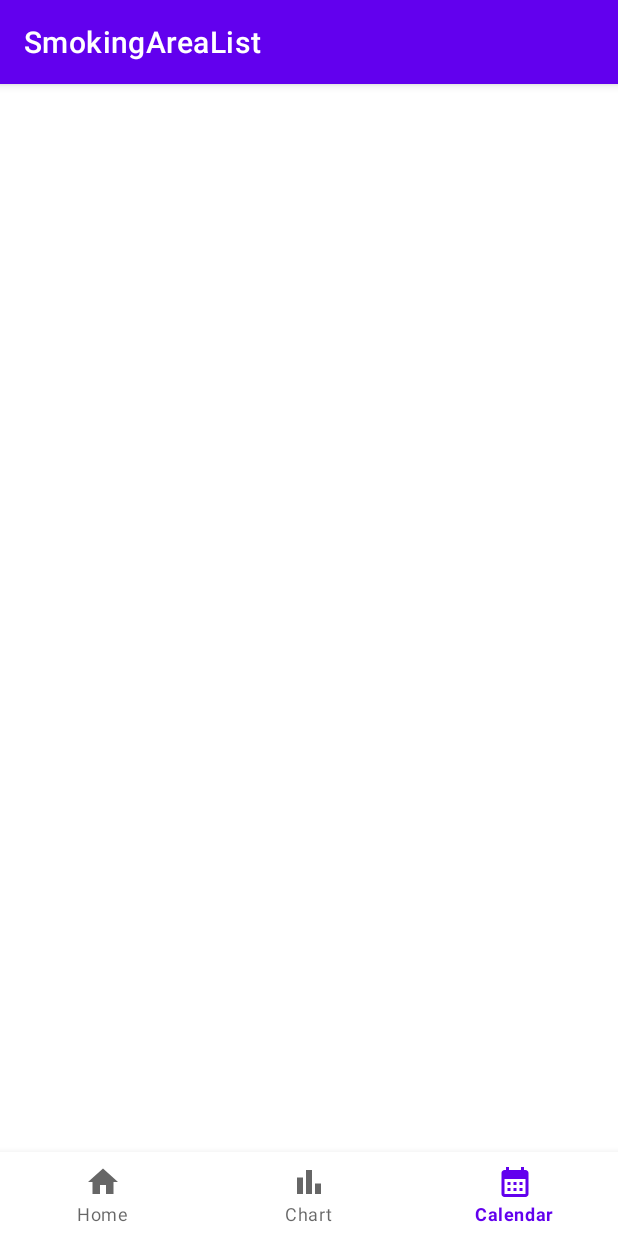
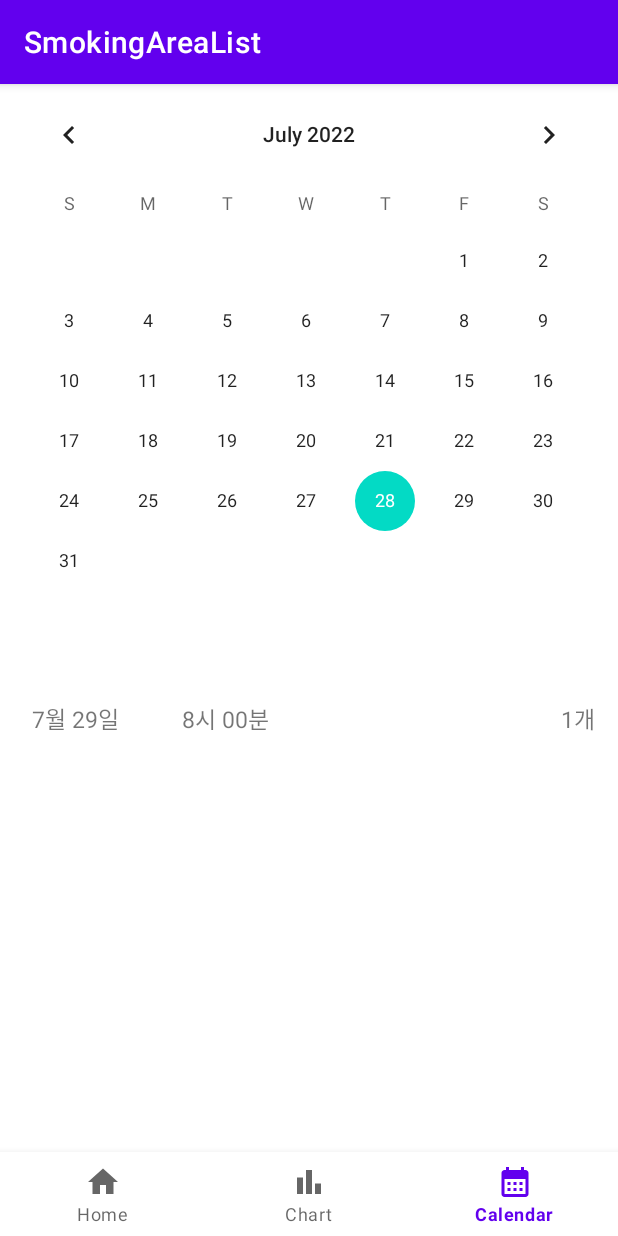
Before and after one commit to LeaKoh/SmokingArea, an Android app: the screen it shows after launch (MainActivity), item 3 of the bottom bar chosen, on a phone screen of 412 x 824 dp. Run offline under Robolectric (Android 15) with nearby library versions, the phone set to English and light mode, and no system bars.

Commit message:
git init

```diff
--- /dev/null
+++ b/app/src/main/java/com/example/smokingarealist/CalendarFragment.java
@@ -0,0 +1,23 @@
+package com.example.smokingarealist;
+
+import android.os.Bundle;
+import android.view.LayoutInflater;
+import android.view.View;
+import android.view.ViewGroup;
+import android.widget.CalendarView;
+import android.widget.TextView;
+
+import androidx.fragment.app.Fragment;
+
+public class CalendarFragment extends Fragment {
+
+    int smoke_quan = 0;
+
+    @Override
+    public View onCreateView(LayoutInflater inflater, ViewGroup container, Bundle savedInstanceState) {
+        View v = inflater.inflate(R.layout.fragment_calendar, container, false);
+
+        CalendarView calendarView = (CalendarView)v.findViewById(R.id.calendar);
+        return v;
+    }
+}
--- /dev/null
+++ b/app/src/main/java/com/example/smokingarealist/ChartFragment.java
@@ -0,0 +1,20 @@
+package com.example.smokingarealist;
+
+import android.os.Bundle;
+import android.view.LayoutInflater;
+import android.view.View;
+import android.view.ViewGroup;
+
+import androidx.fragment.app.Fragment;
+
+public class ChartFragment extends Fragment {
+
+
+    @Override
+    public View onCreateView(LayoutInflater inflater, ViewGroup container, Bundle savedInstanceState) {
+
+        View v = inflater.inflate(R.layout.fragment_chart, container, false);
+
+        return v;
+    }
+}
--- /dev/null
+++ b/app/src/main/java/com/example/smokingarealist/HomeFragment.java
@@ -0,0 +1,73 @@
+package com.example.smokingarealist;
+
+import android.content.Context;
+import android.os.Bundle;
+import android.view.LayoutInflater;
+import android.view.View;
+import android.view.ViewGroup;
+import android.widget.ArrayAdapter;
+import android.widget.ImageButton;
+import android.widget.ImageView;
+import android.widget.ListAdapter;
+import android.widget.ListView;
+import android.widget.TextView;
+
+import androidx.annotation.NonNull;
+import androidx.annotation.Nullable;
+import androidx.fragment.app.Fragment;
+
+import java.util.List;
+
+public class HomeFragment extends Fragment {
+
+    String strTitle[] = {"서울역 공항철도 15번 출구","용산역 1,2번출구","용산구청 앞","서울 용산 경찰서","용산경찰서 원효지구대","서울지방보훈청","용산세무서","국방부","순천향대학병원","하얏트호텔","용산 아이파크몰","동아사이언스 앞", "용산 아이피아"};
+    String strDescription[]= {"서울특별시 용산구 청파동 297","서울특별시 용산구 한강대로 42","서울특별시 용산구 이태원동 녹사평대로 150","서울특별시 용산구 원효로89길 24","서울특별시 용산구 백범로 329","서울특별시 용산구 한강로동 131","서울특별시 용산구 서빙고로24길 15","서울특별시 용산구 용산동3가","서울특별시 용산구 한남동 657-76","서울특별시 용산구 한남동 747-7","서울특별시 용산구 한강로3가 한강대로23길 55 용산역 3","서울특별시 용산구 한강로3가 3-23","서울특별시 용산구 한강로2가 2-185"};
+    int image = R.drawable.img_1;
+    Context ct;
+
+    @Override
+    public View onCreateView(LayoutInflater inflater, ViewGroup container, Bundle savedInstanceState) {
+        View v = inflater.inflate(R.layout.fragment_home, container, false);
+
+        ct = container.getContext();
+
+        ListView listView = (ListView)v.findViewById(R.id.listview);
+        MyAdapter adapter = new MyAdapter(ct, strTitle, strDescription, image);
+        listView.setAdapter(adapter);
+
+        return v;
+    }
+}
+
+class MyAdapter extends ArrayAdapter<String> {
+    Context context;
+    String rTitle[];
+    String rDescription[];
+    int rImgs;
+
+    MyAdapter(Context con, String sTitle[], String sDescription[], int imgs){
+        super(con, R.layout.listview_item, R.id.name, sTitle);
+        this.context = con;
+        this.rTitle = sTitle;
+        this.rDescription = sDescription;
+        this.rImgs = imgs;
+    }
+
+    @NonNull
+    @Override
+    public View getView(int position, @Nullable View convertView, @NonNull ViewGroup parent){
+        LayoutInflater layoutInflater = (LayoutInflater) context.getApplicationContext().getSystemService(Context.LAYOUT_INFLATER_SERVICE);
+        View listview_item = layoutInflater.inflate(R.layout.listview_item, parent, false);
+        ImageView images = listview_item.findViewById(R.id.imageview);
+        TextView myTitle = listview_item.findViewById(R.id.name);
+        TextView myDescription = listview_item.findViewById(R.id.address);
+        ImageButton imageButton = listview_item.findViewById(R.id.imagebutton);
+
+        images.setImageResource(rImgs);
+        myTitle.setText(rTitle[position]);
+        myDescription.setText(rDescription[position]);
+
+        return listview_item;
+    }
+
+}
--- a/app/src/main/java/com/example/smokingarealist/MainActivity.java
+++ b/app/src/main/java/com/example/smokingarealist/MainActivity.java
@@ -27,6 +27,8 @@ public class MainActivity extends AppCompatActivity {
 
         bottomNavigationView = findViewById(R.id.bottom_bar);
 
+        getSupportFragmentManager().beginTransaction().replace(R.id.container,homeFragment).commit();
+
         bottomNavigationView.setOnItemSelectedListener(new NavigationBarView.OnItemSelectedListener() {
             @Override
             public boolean onNavigationItemSelected(@NonNull MenuItem item) {
--- /dev/null
+++ b/app/src/main/res/drawable/add_smoking.xml
@@ -0,0 +1,5 @@
+<vector android:height="24dp" android:tint="#ffffff"
+    android:viewportHeight="24" android:viewportWidth="24"
+    android:width="24dp" xmlns:android="http://schemas.android.com/apk/res/android">
+    <path android:fillColor="@android:color/white" android:pathData="M19,13h-6v6h-2v-6H5v-2h6V5h2v6h6v2z"/>
+</vector>
--- a/app/src/main/res/layout/fragment_calendar.xml
+++ b/app/src/main/res/layout/fragment_calendar.xml
@@ -5,17 +5,24 @@
     android:layout_height="match_parent"
     tools:context=".CalendarFragment">
 
-    <CalendarView
-        android:id="@+id/calendar"
-        android:layout_width="match_parent"
-        android:layout_height="wrap_content"
-        android:layout_alignParentTop="true"/>
+    <RelativeLayout
+        android:id="@+id/one"
+        android:layout_width="wrap_content"
+        android:layout_height="450dp">
+
+        <CalendarView
+            android:id="@+id/calendar"
+            android:layout_width="match_parent"
+            android:layout_height="wrap_content"
+            android:layout_alignParentTop="true" />
+    </RelativeLayout>
+
 
 
     <RelativeLayout
         android:layout_width="wrap_content"
         android:layout_height="wrap_content"
-        android:layout_alignBottom="@+id/calendar">
+        android:layout_alignBottom="@+id/one">
 
 
         <TextView
@@ -31,11 +38,11 @@
             android:id="@+id/smoke_time"
             android:layout_width="100dp"
             android:layout_height="wrap_content"
+            android:layout_toRightOf="@+id/smoke_date"
+            android:gravity="center"
+            android:padding="15dp"
             android:text="8시 00분"
-            android:textSize="15sp"
-            android:padding="15dp"
-            android:layout_toRightOf="@+id/smoke_date"
-            android:gravity="center"/>
+            android:textSize="15sp" />
 
 
         <TextView
@@ -49,6 +56,14 @@
 
     </RelativeLayout>
 
+    <RelativeLayout
+        android:layout_width="wrap_content"
+        android:layout_height="wrap_content"
+        android:layout_alignParentBottom="true"
+        android:layout_alignParentRight="true">
+
+    </RelativeLayout>
+
 
 
 
```
Also changed, not shown: app/src/main/res/drawable/circle_calendar.xml (added, +19 -0 lines).
